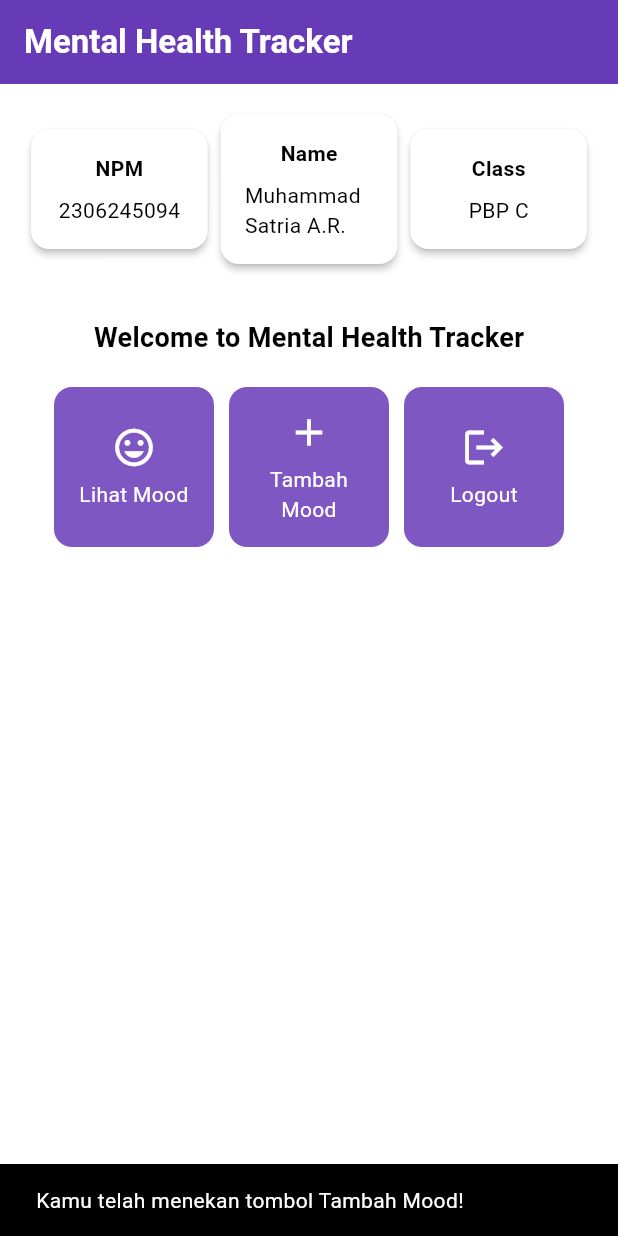
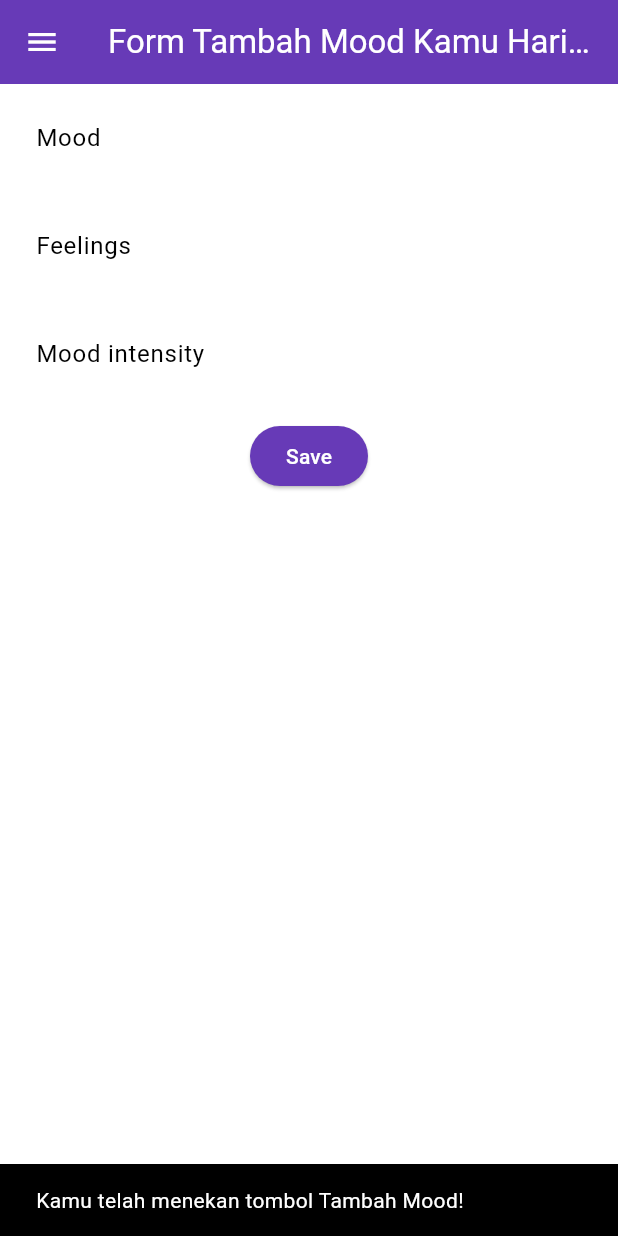
Before and after one commit to satrialeka/mental-health-flutter, a Flutter app: the screen it shows after launch, after a tap on "Tambah Mood", on a phone screen of 412 x 824 dp. Run offline on Flutter 3.47's test engine with Material 3 defaults, Android fonts, the phone set to English and light mode, and no system bars.

Commit message:
tutorial 7 selesai

```diff
--- a/lib/main.dart
+++ b/lib/main.dart
@@ -1,5 +1,5 @@
 import 'package:flutter/material.dart';
-import 'package:mental_health_tracker/menu.dart';
+import 'package:mental_health_tracker/screens/menu.dart';
 
 void main() {
   runApp(const MyApp());
--- a/lib/menu.dart
+++ b/lib/screens/menu.dart
@@ -1,4 +1,7 @@
 import 'package:flutter/material.dart';
+import 'package:mental_health_tracker/widgets/left_drawer.dart';
+import 'package:mental_health_tracker/screens/moodentry_form.dart'; // Import halaman MoodEntryFormPage
+import 'package:mental_health_tracker/widgets/mood_card.dart'; // Import halaman MoodEntryFormPage
 
 class MyHomePage extends StatelessWidget {
   MyHomePage({super.key});
@@ -28,7 +31,10 @@ class MyHomePage extends StatelessWidget {
         ),
         // Warna latar belakang AppBar diambil dari skema warna tema aplikasi.
         backgroundColor: Theme.of(context).colorScheme.primary,
+        iconTheme: const IconThemeData(color: Colors.white),
       ),
+      // Masukkan drawer sebagai parameter nilai drawer dari widget Scaffold
+      drawer: const LeftDrawer(),
       // Body halaman dengan padding di sekelilingnya.
       body: Padding(
         padding: const EdgeInsets.all(16.0),
@@ -45,17 +51,11 @@ class MyHomePage extends StatelessWidget {
                 InfoCard(title: 'Class', content: className),
               ],
             ),
-
-            // Memberikan jarak vertikal 16 unit.
             const SizedBox(height: 16.0),
 
-            // Menempatkan widget berikutnya di tengah halaman.
             Center(
               child: Column(
-                // Menyusun teks dan grid item secara vertikal.
-
                 children: [
-                  // Menampilkan teks sambutan dengan gaya tebal dan ukuran 18.
                   const Padding(
                     padding: EdgeInsets.only(top: 16.0),
                     child: Text(
@@ -66,18 +66,13 @@ class MyHomePage extends StatelessWidget {
                       ),
                     ),
                   ),
-
-                  // Grid untuk menampilkan ItemCard dalam bentuk grid 3 kolom.
                   GridView.count(
                     primary: true,
                     padding: const EdgeInsets.all(20),
                     crossAxisSpacing: 10,
                     mainAxisSpacing: 10,
                     crossAxisCount: 3,
-                    // Agar grid menyesuaikan tinggi kontennya.
                     shrinkWrap: true,
-
-                    // Menampilkan ItemCard untuk setiap item dalam list items.
                     children: items.map((ItemHomepage item) {
                       return ItemCard(item);
                     }).toList(),
@@ -93,23 +88,18 @@ class MyHomePage extends StatelessWidget {
 }
 
 class InfoCard extends StatelessWidget {
-  // Kartu informasi yang menampilkan title dan content.
-
-  final String title;  // Judul kartu.
-  final String content;  // Isi kartu.
+  final String title; // Judul kartu.
+  final String content; // Isi kartu.
 
   const InfoCard({super.key, required this.title, required this.content});
 
   @override
   Widget build(BuildContext context) {
     return Card(
-      // Membuat kotak kartu dengan bayangan dibawahnya.
       elevation: 2.0,
       child: Container(
-        // Mengatur ukuran dan jarak di dalam kartu.
-        width: MediaQuery.of(context).size.width / 3.5, // menyesuaikan dengan lebar device yang digunakan.
+        width: MediaQuery.of(context).size.width / 3.5, // Responsive width
         padding: const EdgeInsets.all(16.0),
-        // Menyusun title dan content secara vertikal.
         child: Column(
           children: [
             Text(
@@ -132,10 +122,7 @@ class ItemHomepage {
   ItemHomepage(this.name, this.icon);
 }
 
-
 class ItemCard extends StatelessWidget {
-  // Menampilkan kartu dengan ikon dan nama.
-
   final ItemHomepage item;
 
   const ItemCard(this.item, {super.key});
@@ -143,27 +130,29 @@ class ItemCard extends StatelessWidget {
   @override
   Widget build(BuildContext context) {
     return Material(
-      // Menentukan warna latar belakang dari tema aplikasi.
       color: Theme.of(context).colorScheme.secondary,
-      // Membuat sudut kartu melengkung.
       borderRadius: BorderRadius.circular(12),
-
       child: InkWell(
-        // Aksi ketika kartu ditekan.
         onTap: () {
-          // Menampilkan pesan SnackBar saat kartu ditekan.
           ScaffoldMessenger.of(context)
             ..hideCurrentSnackBar()
             ..showSnackBar(
-              SnackBar(content: Text("Kamu telah menekan tombol ${item.name}!"))
+              SnackBar(content: Text("Kamu telah menekan tombol ${item.name}!")),
             );
+
+          if (item.name == "Tambah Mood") {
+            Navigator.push(
+              context,
+              MaterialPageRoute(
+                builder: (context) => const MoodEntryFormPage(),
+              ),
+            );
+          }
         },
-        // Container untuk menyimpan Icon dan Text
         child: Container(
           padding: const EdgeInsets.all(8),
           child: Center(
             child: Column(
-              // Menyusun ikon dan teks di tengah kartu.
               mainAxisAlignment: MainAxisAlignment.center,
               children: [
                 Icon(
@@ -184,5 +173,4 @@ class ItemCard extends StatelessWidget {
       ),
     );
   }
-
 }
--- /dev/null
+++ b/lib/screens/moodentry_form.dart
@@ -0,0 +1,163 @@
+import 'package:flutter/material.dart';
+import 'package:mental_health_tracker/widgets/left_drawer.dart';
+
+class MoodEntryFormPage extends StatefulWidget {
+  const MoodEntryFormPage({super.key});
+
+  @override
+  State<MoodEntryFormPage> createState() => _MoodEntryFormPageState();
+}
+
+class _MoodEntryFormPageState extends State<MoodEntryFormPage> {
+  final _formKey = GlobalKey<FormState>();
+  String _mood = "";
+  String _feelings = "";
+  int _moodIntensity = 0;
+
+  @override
+  Widget build(BuildContext context) {
+    return Scaffold(
+      appBar: AppBar(
+        title: const Center(
+          child: Text(
+            'Form Tambah Mood Kamu Hari ini',
+          ),
+        ),
+        backgroundColor: Theme.of(context).colorScheme.primary,
+        foregroundColor: Colors.white,
+      ),
+      drawer: const LeftDrawer(), // Tambahkan drawer LeftDrawer di sini
+      body: Form(
+        key: _formKey,
+        child: SingleChildScrollView(
+          child: Column(
+            crossAxisAlignment: CrossAxisAlignment.start,
+            children: [
+              Padding(
+                padding: const EdgeInsets.all(8.0),
+                child: TextFormField(
+                  decoration: InputDecoration(
+                    hintText: "Mood",
+                    labelText: "Mood",
+                    border: OutlineInputBorder(
+                      borderRadius: BorderRadius.circular(5.0),
+                    ),
+                  ),
+                  onChanged: (String? value) {
+                    setState(() {
+                      _mood = value!;
+                    });
+                  },
+                  validator: (String? value) {
+                    if (value == null || value.isEmpty) {
+                      return "Mood tidak boleh kosong!";
+                    }
+                    return null;
+                  },
+                ),
+              ),
+              Padding(
+                padding: const EdgeInsets.all(8.0),
+                child: TextFormField(
+                  decoration: InputDecoration(
+                    hintText: "Feelings",
+                    labelText: "Feelings",
+                    border: OutlineInputBorder(
+                      borderRadius: BorderRadius.circular(5.0),
+                    ),
+                  ),
+                  onChanged: (String? value) {
+                    setState(() {
+                      _feelings = value!;
+                    });
+                  },
+                  validator: (String? value) {
+                    if (value == null || value.isEmpty) {
+                      return "Feelings tidak boleh kosong!";
+                    }
+                    return null;
+                  },
+                ),
+              ),
+              Padding(
+                padding: const EdgeInsets.all(8.0),
+                child: TextFormField(
+                  decoration: InputDecoration(
+                    hintText: "Mood intensity",
+                    labelText: "Mood intensity",
+                    border: OutlineInputBorder(
+                      borderRadius: BorderRadius.circular(5.0),
+                    ),
+                  ),
+                  onChanged: (String? value) {
+                    setState(() {
+                      _moodIntensity = int.tryParse(value!) ?? 0;
+                    });
+                  },
+                  validator: (String? value) {
+                    if (value == null || value.isEmpty) {
+                      return "Mood intensity tidak boleh kosong!";
+                    }
+                    if (int.tryParse(value) == null) {
+                      return "Mood intensity harus berupa angka!";
+                    }
+                    return null;
+                  },
+                ),
+              ),
+              Align(
+                alignment: Alignment.bottomCenter,
+                child: Padding(
+                  padding: const EdgeInsets.all(8.0),
+                  child: ElevatedButton(
+                    style: ButtonStyle(
+                      backgroundColor: WidgetStateProperty .all(
+                        Theme.of(context).colorScheme.primary,
+                      ),
+                    ),
+                    onPressed: () {
+    if (_formKey.currentState!.validate()) {
+      showDialog(
+        context: context,
+        builder: (context) {
+          return AlertDialog(
+            title: const Text('Mood berhasil tersimpan'),
+            content: SingleChildScrollView(
+              child: Column(
+                crossAxisAlignment: CrossAxisAlignment.start,
+                children: [
+                  Text('Mood: $_mood'),
+                  Text('Feelings: $_feelings'),
+                  Text('Mood Intensity: $_moodIntensity'),
+                ],
+              ),
+            ),
+            actions: [
+              TextButton(
+                child: const Text('OK'),
+                onPressed: () {
+                  Navigator.pop(context);
+                  _formKey.currentState!.reset();
+                },
+              ),
+            ],
+          );
+        },
+      );
+    }
+  },
+  child: const Text(
+    "Save",
+    style: TextStyle(color: Colors.white),
+  ),
+),
+
+                ),
+              ),
+            ],
+          ),
+        ),
+      ),
+    );
+  }
+}
--- /dev/null
+++ b/lib/widgets/left_drawer.dart
@@ -0,0 +1,71 @@
+import 'package:flutter/material.dart';
+import 'package:mental_health_tracker/screens/menu.dart';
+import 'package:mental_health_tracker/screens/moodentry_form.dart'; // TODO: Impor halaman MoodEntryFormPage jika sudah dibuat
+
+class LeftDrawer extends StatelessWidget {
+  const LeftDrawer({super.key});
+
+  @override
+  Widget build(BuildContext context) {
+    return Drawer(
+      child: ListView(
+        children: [
+          DrawerHeader(
+            decoration: BoxDecoration(
+              color: Theme.of(context).colorScheme.primary,
+            ),
+            child: const Column(
+              children: [
+                Text(
+                  'Mental Health Tracker',
+                  textAlign: TextAlign.center,
+                  style: TextStyle(
+                    fontSize: 24,
+                    fontWeight: FontWeight.bold,
+                    color: Colors.white,
+                  ),
+                ),
+                Padding(padding: EdgeInsets.all(8)),
+                Text(
+                  "Ayo jaga kesehatan mentalmu setiap hari disini!",
+                  textAlign: TextAlign.center,
+                  style: TextStyle(
+                    fontSize: 15,
+                    color: Colors.white,
+                    fontWeight: FontWeight.normal,
+                  ),
+                ),
+              ],
+            ),
+          ),
+          ListTile(
+            leading: const Icon(Icons.home_outlined),
+            title: const Text('Halaman Utama'),
+            // Bagian redirection ke MyHomePage
+            onTap: () {
+              Navigator.pushReplacement(
+                context,
+                MaterialPageRoute(
+                  builder: (context) => MyHomePage(),
+                ),
+              );
+            },
+          ),
+          ListTile(
+            leading: const Icon(Icons.mood),
+            title: const Text('Tambah Mood'),
+            // Bagian redirection ke MoodEntryFormPage
+            onTap: () {
+              Navigator.push(
+                context,
+                MaterialPageRoute(
+                  builder: (context) => MoodEntryFormPage(),
+                ),
+              );
+            },
+          ),
+        ],
+      ),
+    );
+  }
+}
```
Also changed, not shown: lib/widgets/mood_card.dart (added, +63 -0 lines). Lines whose indentation alone changed are shown as unchanged.
